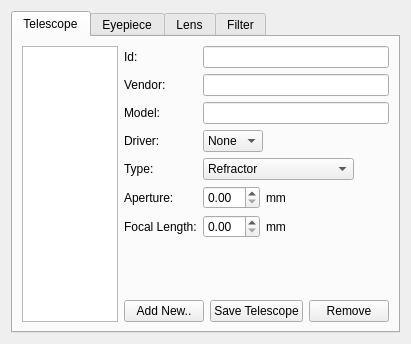
Old version of the form kstars/oal/equipmentwriter.ui in the repository KDE/kstars.
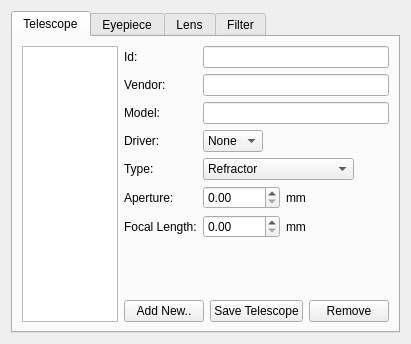
New version of the form.

Commit message:
Set sensible limits for various spin boxes in "Define Equipment" dialog
With the KF5 transition, a lot of numeric inputs have artificially low
upper bounds of 99.99. This is one of a series of fixes relating to
this.

```diff
--- a/kstars/oal/equipmentwriter.ui
+++ b/kstars/oal/equipmentwriter.ui
@@ -135,6 +135,9 @@
                <property name="focusPolicy">
                 <enum>Qt::StrongFocus</enum>
                </property>
+               <property name="maximum">
+                <double>10000.000000000000000</double>
+               </property>
                <property name="singleStep">
                 <double>0.100000000000000</double>
                </property>
@@ -163,6 +166,9 @@
                <property name="focusPolicy">
                 <enum>Qt::StrongFocus</enum>
                </property>
+               <property name="maximum">
+                <double>40000.000000000000000</double>
+               </property>
               </widget>
              </item>
              <item>
@@ -662,14 +668,6 @@
    </item>
   </layout>
  </widget>
- <customwidgets>
-  <customwidget>
-   <class>QLineEdit</class>
-   <extends>QLineEdit</extends>
-   <header>klineedit.h</header>
-   <container>1</container>
-  </customwidget>
- </customwidgets>
  <tabstops>
   <tabstop>tabWidget</tabstop>
   <tabstop>ScopeList</tabstop>
```
Left out of the diff: 3 changed lines with no effect on the pictures.
